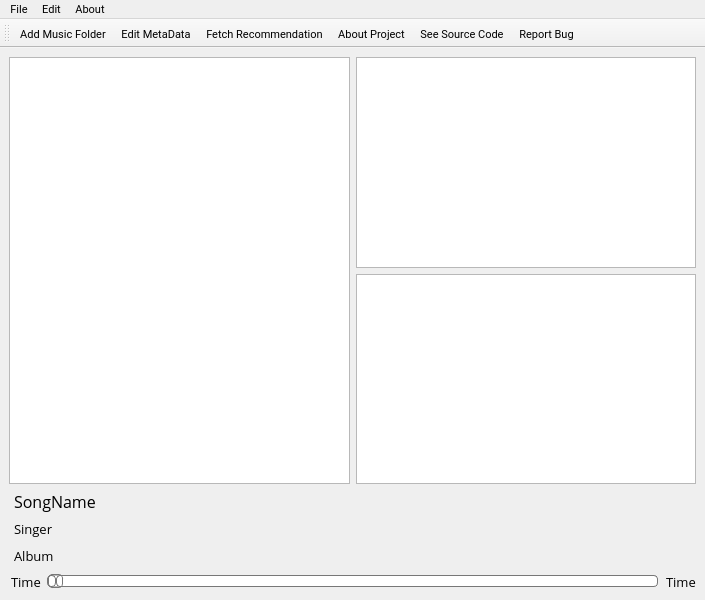
First picture: the form in recommend/ui/mainWindow.ui, repository ProjectRecommend/Recommend, before the edit.
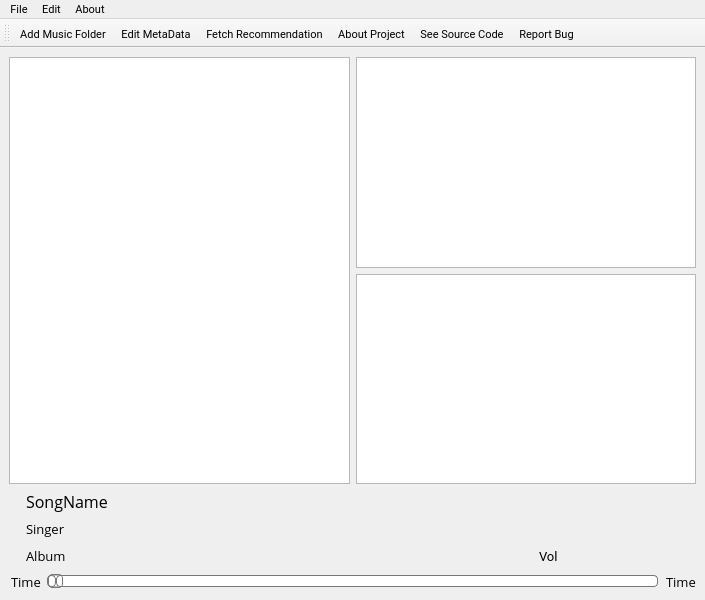
Second picture: the form after the edit. Icons and pictures are not drawn.

Commit message: added PosterView and Vol text

The edit to the form file:
```diff
--- a/recommend/ui/mainWindow.ui
+++ b/recommend/ui/mainWindow.ui
@@ -195,7 +195,23 @@
       </item>
       <item row="0" column="0">
        <layout class="QGridLayout" name="SongInfoAndControls">
-        <item row="0" column="2" rowspan="2">
+        <item row="1" column="1">
+         <widget class="QLabel" name="SongArtist">
+          <property name="font">
+           <font>
+            <family>Open Sans</family>
+            <pointsize>10</pointsize>
+           </font>
+          </property>
+          <property name="text">
+           <string>Singer</string>
+          </property>
+          <property name="indent">
+           <number>5</number>
+          </property>
+         </widget>
+        </item>
+        <item row="0" column="3" rowspan="2">
          <layout class="QHBoxLayout" name="PlayerControls">
           <item>
            <widget class="QPushButton" name="Prev">
@@ -297,7 +313,7 @@
           </item>
          </layout>
         </item>
-        <item row="2" column="0">
+        <item row="2" column="1">
          <widget class="QLabel" name="SongAlbum">
           <property name="font">
            <font>
@@ -313,26 +329,26 @@
           </property>
          </widget>
         </item>
-        <item row="0" column="0">
-         <widget class="QLabel" name="SongTitle">
-          <property name="font">
-           <font>
-            <family>Open Sans</family>
-            <pointsize>12</pointsize>
-            <weight>50</weight>
-            <bold>false</bold>
-           </font>
-          </property>
-          <property name="text">
-           <string>SongName</string>
-          </property>
-          <property name="indent">
-           <number>5</number>
-          </property>
-         </widget>
-        </item>
-        <item row="2" column="2">
+        <item row="2" column="3">
          <layout class="QHBoxLayout" name="Volume">
+          <item>
+           <widget class="QLabel" name="VolumeLabel">
+            <property name="font">
+             <font>
+              <pointsize>10</pointsize>
+             </font>
+            </property>
+            <property name="text">
+             <string>Vol</string>
+            </property>
+            <property name="margin">
+             <number>2</number>
+            </property>
+            <property name="indent">
+             <number>5</number>
+            </property>
+           </widget>
+          </item>
           <item>
            <widget class="QPushButton" name="VolumeDecr">
             <property name="enabled">
@@ -410,23 +426,57 @@
           </item>
          </layout>
         </item>
-        <item row="1" column="0">
-         <widget class="QLabel" name="SongArtist">
-          <property name="font">
-           <font>
-            <family>Open Sans</family>
-            <pointsize>10</pointsize>
-           </font>
+        <item row="2" column="2">
+         <spacer name="horizontalSpacer_3">
+          <property name="orientation">
+           <enum>Qt::Horizontal</enum>
           </property>
-          <property name="text">
-           <string>Singer</string>
+          <property name="sizeHint" stdset="0">
+           <size>
+            <width>40</width>
+            <height>20</height>
+           </size>
           </property>
-          <property name="indent">
-           <number>5</number>
-          </property>
-         </widget>
+         </spacer>
         </item>
         <item row="0" column="1">
+         <widget class="QLabel" name="SongTitle">
+          <property name="font">
+           <font>
+            <family>Open Sans</family>
+            <pointsize>12</pointsize>
+            <weight>50</weight>
+            <bold>false</bold>
+           </font>
+          </property>
+          <property name="text">
+           <string>SongName</string>
+          </property>
+          <property name="indent">
+           <number>5</number>
+          </property>
+         </widget>
+        </item>
+        <item row="0" column="0" rowspan="3">
+         <widget class="QLabel" name="PosterView">
+          <property name="maximumSize">
+           <size>
+            <width>85</width>
+            <height>85</height>
+           </size>
+          </property>
+          <property name="text">
+           <string notr="true"/>
+          </property>
+          <property name="pixmap">
+           <pixmap>../../Recommend/recommend/ui/icons/ina.png</pixmap>
+          </property>
+          <property name="scaledContents">
+           <bool>true</bool>
+          </property>
+         </widget>
+        </item>
+        <item row="0" column="2">
          <spacer name="horizontalSpacer">
           <property name="orientation">
            <enum>Qt::Horizontal</enum>
@@ -439,7 +489,7 @@
           </property>
          </spacer>
         </item>
-        <item row="1" column="1">
+        <item row="1" column="2">
          <spacer name="horizontalSpacer_2">
           <property name="orientation">
            <enum>Qt::Horizontal</enum>
@@ -452,19 +502,6 @@
           </property>
          </spacer>
         </item>
-        <item row="2" column="1">
-         <spacer name="horizontalSpacer_3">
-          <property name="orientation">
-           <enum>Qt::Horizontal</enum>
-          </property>
-          <property name="sizeHint" stdset="0">
-           <size>
-            <width>40</width>
-            <height>20</height>
-           </size>
-          </property>
-         </spacer>
-        </item>
        </layout>
       </item>
      </layout>
```
Left out of the diff: 6 changed lines with no effect on the pictures. The commit also changes 1 other file.
